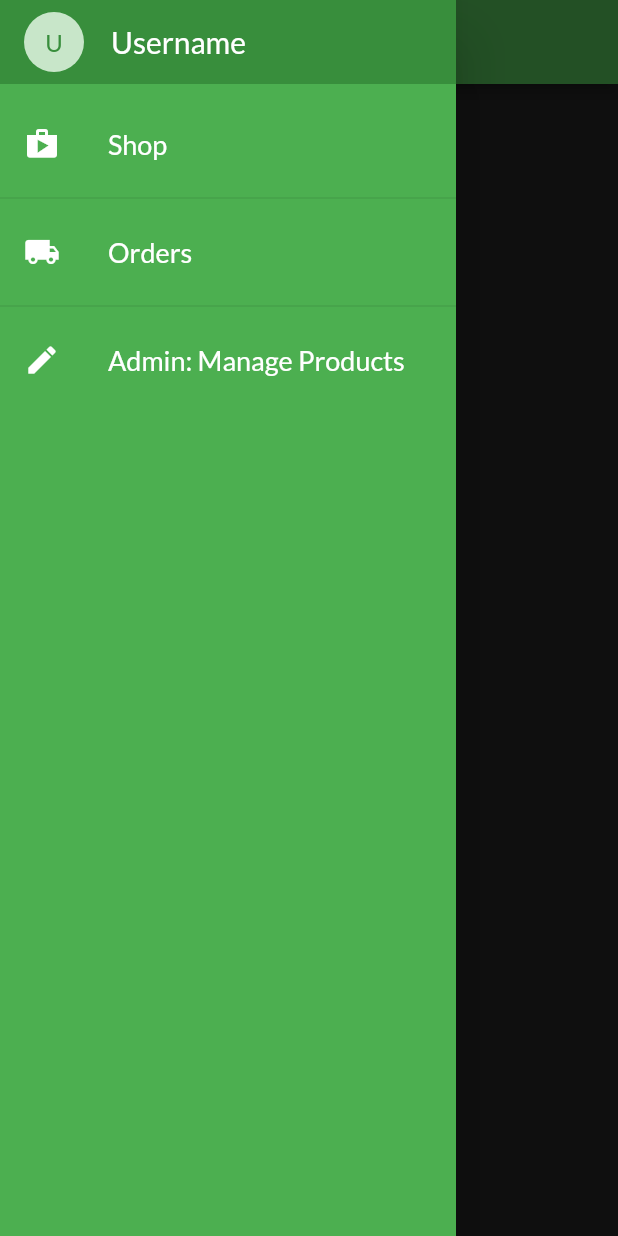
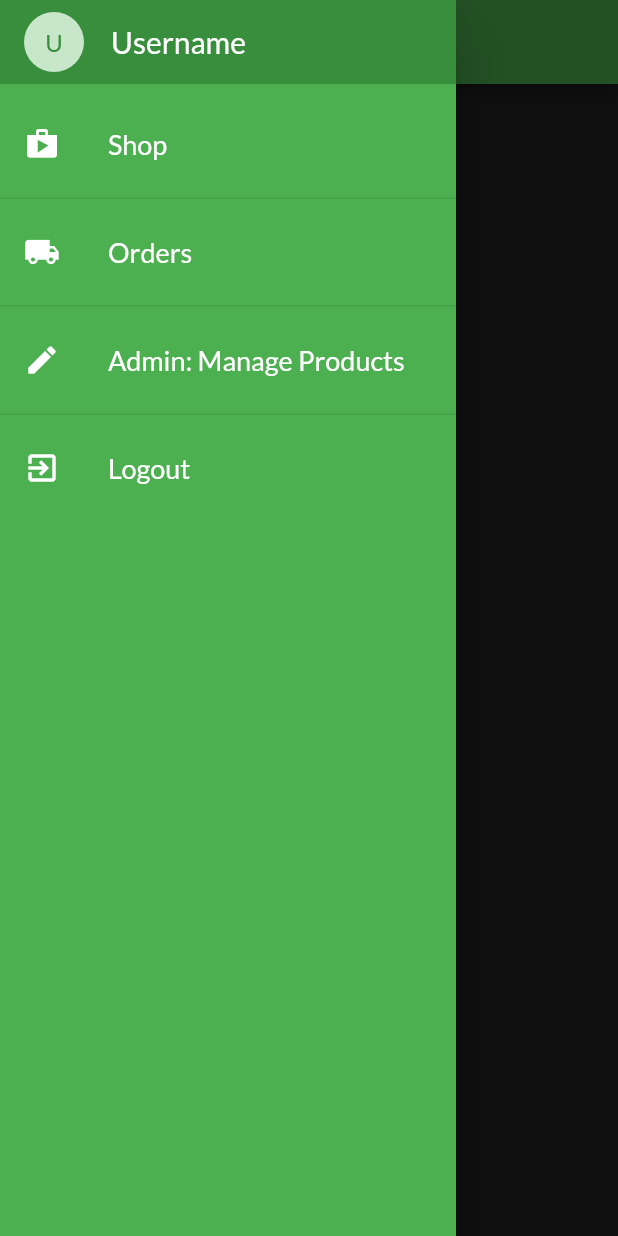
Before and after one commit to IqmanS/flutter-shop-app, a Flutter app: the OrdersScreen screen opened by its route, with the side drawer open, on a phone screen of 412 x 824 dp. Run offline on Flutter 3.47's test engine with Material 2 defaults, Android fonts, the phone set to English and light mode, and no system bars; our stand-ins replace flutter_svg, google_fonts; network calls fail.

Commit message:
auto logout

```diff
--- a/lib/main.dart
+++ b/lib/main.dart
@@ -55,7 +55,7 @@ class MyApp extends StatelessWidget {
               iconTheme: IconThemeData(color: Colors.greenAccent.shade700),
               drawerTheme: const DrawerThemeData(backgroundColor: Colors.green),
             ),
-            home: authData.isAuth ? ProductOverviewScreen() : AuthScreen(),
+            home: authData.authStatus ? ProductOverviewScreen() : AuthScreen(),
             routes: {
               ProductOverviewScreen.routeName: ((context) =>
                   ProductOverviewScreen()),
--- a/lib/providers/auth.dart
+++ b/lib/providers/auth.dart
@@ -1,22 +1,37 @@
 // ignore_for_file: use_rethrow_when_possible, avoid_print, unused_field
 
 import 'dart:convert';
+import 'dart:async';
 import 'package:flutter/material.dart';
 import 'package:provider/provider.dart';
 import 'package:http/http.dart' as http;
 import 'package:shop_app/model/http_exception.dart';
 
 class Auth with ChangeNotifier {
-  late String _token = "";
-  late DateTime _expiry = DateTime(2021);
-  late String _userId;
+  String _token = "";
+  DateTime _expiry = DateTime(2021);
+  String _userId = "";
+  bool _auth = false;
+  Timer? _authTimer = null;
 
-  bool get isAuth {
-    return token != "";
+  bool get authStatus {
+    return _auth;
+  }
+
+  void isAuth() {
+    if (_expiry != DateTime(2021) &&
+        _expiry.isAfter(DateTime.now()) &&
+        _token != "") {
+      _auth = true;
+    } else {
+      _auth = false;
+    }
   }
 
   String get token {
-    if (_expiry != null && _expiry.isAfter(DateTime.now()) && _token != null) {
+    if (_expiry != DateTime(2021) &&
+        _expiry.isAfter(DateTime.now()) &&
+        _token != "") {
       return _token;
     }
     return "";
@@ -53,7 +68,9 @@ class Auth with ChangeNotifier {
           seconds: int.parse(resData['expiresIn']),
         ),
       );
+      isAuth();
       notifyListeners();
+      _autoLogout();
     } catch (err) {
       print(err);
       throw err;
@@ -67,4 +84,28 @@ class Auth with ChangeNotifier {
   Future<void> login(String email, String password) async {
     return _authenticate(email, password, "signInWithPassword");
   }
+
+  void logout() {
+    _token = "";
+    _expiry = DateTime(2021);
+    _userId = "";
+    if (_authTimer != null) {
+      _authTimer!.cancel();
+    }
+    isAuth();
+    notifyListeners();
+  }
+
+  void _autoLogin() {}
+
+  void _autoLogout() {
+    if (_authTimer != null) {
+      _authTimer!.cancel();
+    }
+    final timeToExpiry = _expiry.difference(DateTime.now()).inSeconds;
+    _authTimer = Timer(
+      Duration(seconds: timeToExpiry),
+      logout,
+    );
+  }
 }
--- a/lib/widgets/app_drawer.dart
+++ b/lib/widgets/app_drawer.dart
@@ -1,4 +1,7 @@
 import 'package:flutter/material.dart';
+import 'package:provider/provider.dart';
+import 'package:shop_app/providers/auth.dart';
+import 'package:shop_app/screens/auth_screen.dart';
 import 'package:shop_app/screens/user_products_screen.dart';
 
 import '../screens/orders_screen.dart';
@@ -84,6 +87,17 @@ class AppDrawer extends StatelessWidget {
             Navigator.of(context).pushNamed(UserProductsScreen.routeName);
           },
         ),
+        const Divider(),
+        ListTile(
+          leading: const Icon(
+            Icons.exit_to_app,
+            color: Colors.white,
+          ),
+          title: const Text("Logout"),
+          onTap: () {
+            Provider.of<Auth>(context, listen: false).logout();
+          },
+        ),
       ]),
     );
   }
--- a/pubspec.yaml
+++ b/pubspec.yaml
@@ -39,6 +39,7 @@ dependencies:
   provider: ^6.0.5
   http: ^0.13.5
   flutter_svg: ^1.1.6
+  shared_preferences: ^2.0.17
 
 dev_dependencies:
   flutter_test:
```
Also changed, not shown: pubspec.lock.
